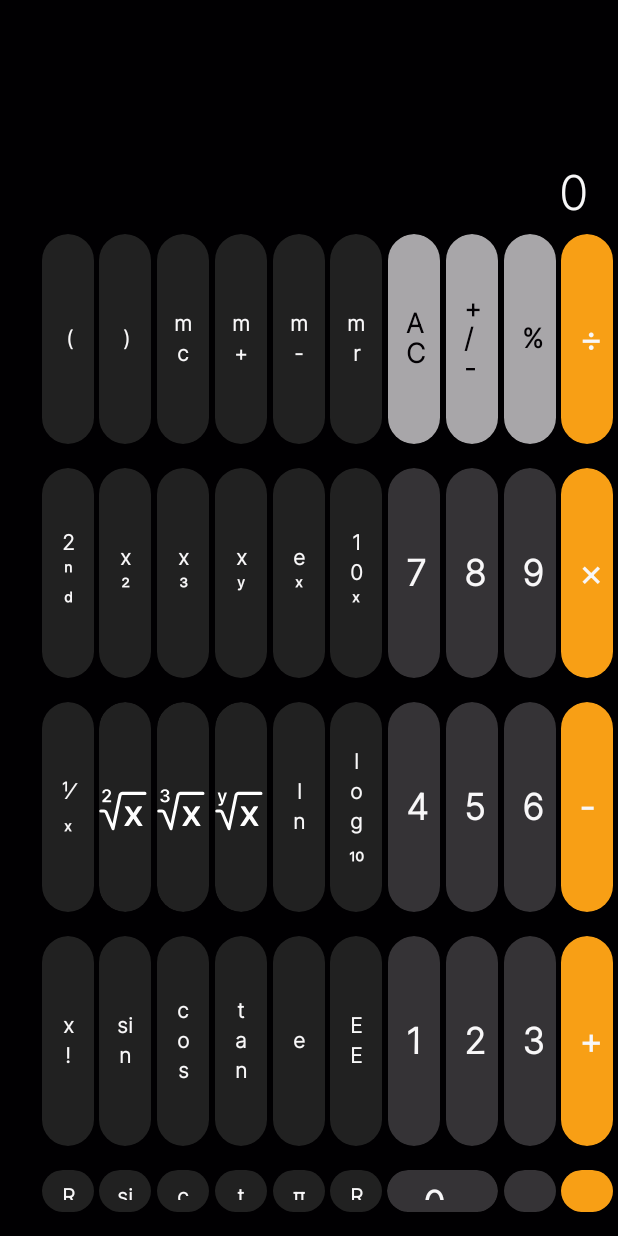
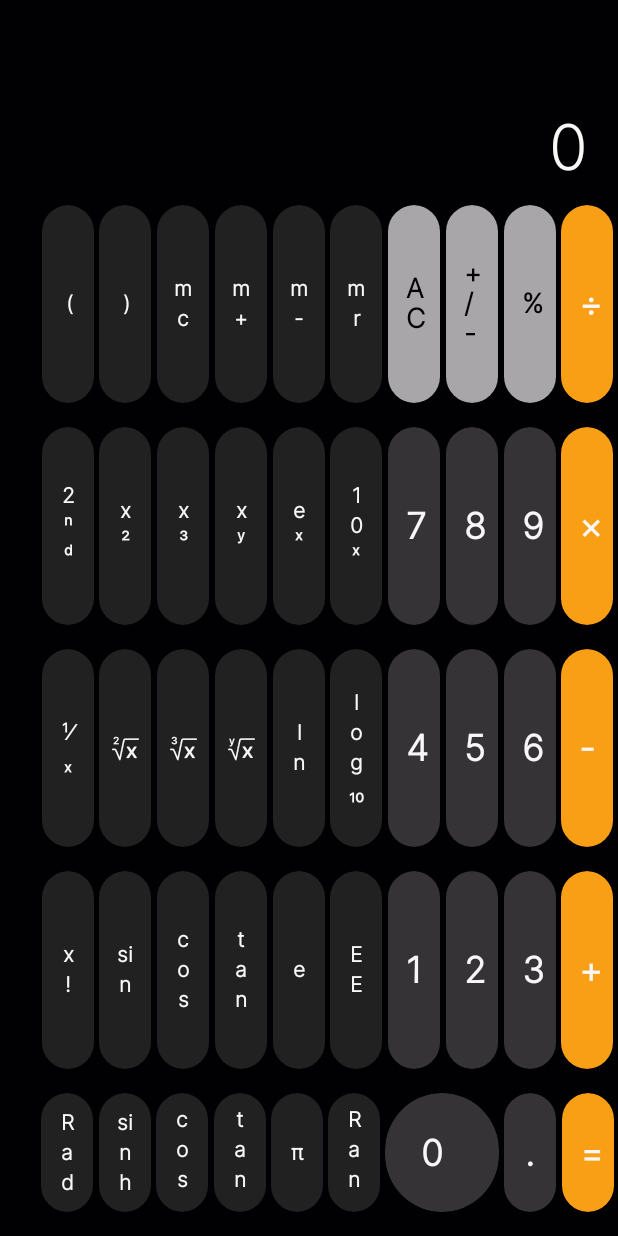
Before and after one commit to PiyushJT/ICalc, an Android app built with Jetpack Compose: the composable HorizontalScreen shown on its own in the app's theme, on a phone screen of 412 x 824 dp. Run offline under Robolectric (Android 15) with nearby library versions, the phone set to English and light mode, and no system bars; our stand-ins replace accompanist.

Commit message:
Corrected button sizes and root buttons by custom font, made reciprocal button functional and made some UI changes

```diff
--- a/app/src/main/java/com/piyushjt/icalc/ButtonGroups.kt
+++ b/app/src/main/java/com/piyushjt/icalc/ButtonGroups.kt
@@ -20,9 +20,9 @@ fun HorizontalButtons(
     screenHeight: Int,
     screenWidth: Int
 ) {
-    val buttonHeight = (0.17 * screenHeight).dp
+    val buttonHeight = (0.16 * screenHeight).dp
     val buttonWidth = (0.086 * screenWidth).dp
-    val zeroButtonWidth = (0.18 * screenWidth).dp
+    val zeroButtonWidth = ((2 * buttonWidth.value) + ((screenWidth - (10 * buttonWidth.value)) / 11)).dp
 
     Column(
         modifier = Modifier
@@ -82,9 +82,9 @@ fun HorizontalButtons(
         ){
             // Showing text in buttons as needed
             ScientificButton(event = event, text = "¹⁄ₓ", height = buttonHeight, width = buttonWidth)
-            ScientificButton(event = event, text = "sqrt", height = buttonHeight, width = buttonWidth)
-            ScientificButton(event = event, text = "cbrt", height = buttonHeight, width = buttonWidth)
-            ScientificButton(event = event, text = "ythrt", height = buttonHeight, width = buttonWidth)
+            ScientificButton(event = event, text = "!", height = buttonHeight, width = buttonWidth)
+            ScientificButton(event = event, text = "\"", height = buttonHeight, width = buttonWidth)
+            ScientificButton(event = event, text = "'", height = buttonHeight, width = buttonWidth)
             ScientificButton(event = event, text = "ln", height = buttonHeight, width = buttonWidth)
             ScientificButton(event = event, text = "log₁₀", height = buttonHeight, width = buttonWidth)
 
--- a/app/src/main/java/com/piyushjt/icalc/Buttons.kt
+++ b/app/src/main/java/com/piyushjt/icalc/Buttons.kt
@@ -7,14 +7,10 @@ import androidx.compose.foundation.layout.Row
 import androidx.compose.foundation.layout.fillMaxWidth
 import androidx.compose.foundation.layout.height
 import androidx.compose.foundation.layout.padding
-import androidx.compose.foundation.layout.size
 import androidx.compose.foundation.layout.width
 import androidx.compose.foundation.shape.RoundedCornerShape
 import androidx.compose.material3.Button
 import androidx.compose.material3.ButtonDefaults
-import androidx.compose.material3.Icon
-import androidx.compose.material3.IconButton
-import androidx.compose.material3.IconButtonDefaults
 import androidx.compose.material3.Text
 import androidx.compose.material3.TextButton
 import androidx.compose.runtime.Composable
@@ -23,7 +19,6 @@ import androidx.compose.ui.Modifier
 import androidx.compose.ui.draw.clip
 import androidx.compose.ui.graphics.Color
 import androidx.compose.ui.platform.LocalConfiguration
-import androidx.compose.ui.res.painterResource
 import androidx.compose.ui.text.font.Font
 import androidx.compose.ui.text.font.FontFamily
 import androidx.compose.ui.text.font.FontWeight
@@ -429,35 +424,14 @@ fun ScientificButton(
     height : Dp,
     width : Dp
 ) {
-    val icon = mapOf(
-        "sqrt" to R.drawable.square_root,
-        "cbrt" to R.drawable.cube_root,
-        "ythrt" to R.drawable.yth_root
-    )
+    TextButton(
 
-    if (text in icon.keys.toList()) {
+        onClick = {
+            if(text == "¹⁄ₓ") {
+                event(Event.SetReciprocal)
+            }
+        },
 
-        IconButton(
-            onClick = { },
-            modifier = Modifier
-                .background(Transparent)
-                .clip(RoundedCornerShape(50.dp))
-                .width(width)
-                .height(height),
-            colors = IconButtonDefaults.iconButtonColors(containerColor = SciBtnColor)
-        ) {
-            Icon(
-                painter = painterResource(id = icon[text]?: R.drawable.square_root),
-                contentDescription = "Root",
-                modifier = Modifier
-                    .size(height/3),
-                tint = Color.White
-            )
-        }
-
-    } else {
-        TextButton(
-            onClick = { },
         modifier = Modifier
             .background(Transparent)
             .clip(RoundedCornerShape(50.dp))
@@ -465,14 +439,18 @@ fun ScientificButton(
             .height(height),
         colors = ButtonDefaults.buttonColors(containerColor = SciBtnColor)
     ) {
+
+        val isRootButton = text in listOf("!", "\"", "'")
+
         Text(
             text = text,
             textAlign = TextAlign.Center,
             color = White,
-                fontSize = 14.sp,
-                fontFamily = FontFamily(Font(R.font.inter_light)),
-                fontWeight = FontWeight.Bold
+
+            // Changing font if it is a root button
+            fontSize = if (isRootButton) 24.sp else 14.sp,
+            fontFamily = if (isRootButton) FontFamily(Font(R.font.roots_logos_as_font)) else FontFamily(Font(R.font.inter_light)),
+            fontWeight = if (isRootButton) FontWeight.Light else FontWeight.Bold
         )
     }
 }
-}
--- a/app/src/main/java/com/piyushjt/icalc/CalcScreens.kt
+++ b/app/src/main/java/com/piyushjt/icalc/CalcScreens.kt
@@ -54,7 +54,7 @@ fun HorizontalScreen(
         TextValue(
             state = state,
             event = event,
-            height = (0.18 * screenHeight).dp,
+            height = (0.15 * screenHeight).dp,
             textSize = null
         )
 
--- a/app/src/main/java/com/piyushjt/icalc/Event.kt
+++ b/app/src/main/java/com/piyushjt/icalc/Event.kt
@@ -29,4 +29,8 @@ sealed interface Event {
 
     object ChangeSignOfValue : Event
 
+
+    // Scientific Operations
+    object SetReciprocal : Event
+
 }
--- a/app/src/main/java/com/piyushjt/icalc/MainActivity.kt
+++ b/app/src/main/java/com/piyushjt/icalc/MainActivity.kt
@@ -111,9 +111,8 @@ fun TextValue(
     // Container for text value
     Box(
         modifier = Modifier
-            .padding(
-                horizontal = 20.dp
-            )
+            .padding(horizontal = 20.dp)
+            .padding(bottom = 5.dp)
             .fillMaxWidth()
             .background(Background)
             .height(height)
@@ -164,7 +163,7 @@ fun TextValue(
 
                     withStyle(
                         style = SpanStyle(
-                            fontSize = if(textSize == null) 14.sp else 24.sp,
+                            fontSize = if(textSize == null) 20.sp else 24.sp,
                             baselineShift = BaselineShift.Superscript
                         )
                     ) {
@@ -177,7 +176,7 @@ fun TextValue(
             },
             color = White,
             fontFamily = FontFamily(Font(R.font.inter_light)),
-            fontSize = (textSize?: 32).sp
+            fontSize = (textSize?: 42).sp
         )
     }
 }
--- a/app/src/main/java/com/piyushjt/icalc/ViewModel.kt
+++ b/app/src/main/java/com/piyushjt/icalc/ViewModel.kt
@@ -356,6 +356,17 @@ class ViewModel : ViewModel() {
                 Log.d("Change sign", state.value.value)
             }
 
+            Event.SetReciprocal -> {
+
+                event(Event.SetDotPressed(false))
+
+                val reciprocal = (1 / state.value.value.toDouble()).toString()
+
+                event(Event.SetValue(reciprocal))
+
+                Log.d("Set reciprocal", state.value.value)
+            }
+
         }
 
     }
--- a/app/src/main/res/drawable/cube_root.xml
+++ /dev/null
@@ -1,19 +0,0 @@
-<vector xmlns:android="http://schemas.android.com/apk/res/android"
-    android:width="120dp"
-    android:height="103dp"
-    android:viewportWidth="120"
-    android:viewportHeight="103">
-  <path
-      android:pathData="M59.19,93C57.19,93 56.79,92.1 58,90.31L71.84,69.88L59.13,50.88C57.92,49.08 58.31,48.19 60.31,48.19H66.63C67.73,48.19 68.67,48.8 69.44,50.03L77.97,63.53L86.5,50.03C87.27,48.8 88.21,48.19 89.31,48.19H95.63C97.63,48.19 98.02,49.08 96.81,50.88L84.06,69.88L97.94,90.31C99.15,92.1 98.75,93 96.75,93H90.34C89.26,93 88.32,92.39 87.53,91.16L77.97,76.22L68.41,91.16C67.61,92.39 66.68,93 65.59,93H59.19Z"
-      android:fillColor="#ffffff"/>
-  <path
-      android:pathData="M4,59H11.28C12.4,59.01 13.5,59.32 14.42,59.9C15.35,60.48 16.05,61.3 16.44,62.25L31.78,99L47.61,23.1C47.85,21.94 48.54,20.88 49.55,20.13C50.57,19.38 51.85,18.98 53.17,19H104"
-      android:strokeLineJoin="round"
-      android:strokeWidth="7"
-      android:fillColor="#00000000"
-      android:strokeColor="#ffffff"
-      android:strokeLineCap="round"/>
-  <path
-      android:pathData="M18.03,39.4C15.98,39.4 14.16,39.05 12.57,38.35C10.99,37.65 9.74,36.67 8.82,35.42C7.9,34.17 7.41,32.73 7.36,31.09H12.7C12.75,31.87 13.01,32.56 13.48,33.15C13.95,33.73 14.58,34.18 15.37,34.5C16.16,34.82 17.04,34.98 18.01,34.98C19.05,34.98 19.98,34.8 20.78,34.44C21.59,34.07 22.22,33.56 22.67,32.91C23.13,32.25 23.35,31.5 23.34,30.65C23.35,29.77 23.12,28.99 22.66,28.32C22.19,27.65 21.52,27.12 20.64,26.74C19.77,26.36 18.72,26.17 17.49,26.17H14.91V22.11H17.49C18.5,22.11 19.38,21.94 20.14,21.59C20.91,21.23 21.51,20.74 21.95,20.11C22.38,19.46 22.59,18.72 22.59,17.88C22.59,17.05 22.41,16.34 22.03,15.73C21.66,15.12 21.14,14.64 20.45,14.3C19.78,13.96 18.99,13.79 18.08,13.79C17.19,13.79 16.37,13.95 15.61,14.27C14.85,14.59 14.24,15.05 13.78,15.65C13.31,16.23 13.07,16.94 13.04,17.75H7.97C8.01,16.12 8.48,14.69 9.38,13.46C10.28,12.22 11.5,11.25 13.01,10.56C14.53,9.86 16.23,9.51 18.11,9.51C20.05,9.51 21.74,9.88 23.17,10.61C24.61,11.32 25.72,12.3 26.51,13.52C27.29,14.74 27.68,16.09 27.68,17.57C27.69,19.2 27.21,20.58 26.24,21.68C25.27,22.79 24,23.52 22.43,23.86V24.09C24.47,24.37 26.04,25.13 27.13,26.36C28.23,27.58 28.77,29.1 28.76,30.92C28.76,32.55 28.3,34 27.37,35.29C26.45,36.57 25.18,37.57 23.57,38.3C21.96,39.03 20.11,39.4 18.03,39.4Z"
-      android:fillColor="#ffffff"/>
-</vector>
--- a/app/src/main/res/drawable/square_root.xml
+++ /dev/null
@@ -1,19 +0,0 @@
-<vector xmlns:android="http://schemas.android.com/apk/res/android"
-    android:width="120dp"
-    android:height="103dp"
-    android:viewportWidth="120"
-    android:viewportHeight="103">
-  <path
-      android:pathData="M59.19,93C57.19,93 56.79,92.1 58,90.31L71.84,69.88L59.13,50.88C57.92,49.08 58.31,48.19 60.31,48.19H66.63C67.73,48.19 68.67,48.8 69.44,50.03L77.97,63.53L86.5,50.03C87.27,48.8 88.21,48.19 89.31,48.19H95.63C97.63,48.19 98.02,49.08 96.81,50.88L84.06,69.88L97.94,90.31C99.15,92.1 98.75,93 96.75,93H90.34C89.26,93 88.32,92.39 87.53,91.16L77.97,76.22L68.41,91.16C67.61,92.39 66.68,93 65.59,93H59.19Z"
-      android:fillColor="#ffffff"/>
-  <path
-      android:pathData="M4,59H11.28C12.4,59.01 13.5,59.32 14.42,59.9C15.35,60.48 16.05,61.3 16.44,62.25L31.78,99L47.61,23.1C47.85,21.94 48.54,20.88 49.55,20.13C50.57,19.38 51.85,18.98 53.17,19H104"
-      android:strokeLineJoin="round"
-      android:strokeWidth="7"
-      android:fillColor="#00000000"
-      android:strokeColor="#ffffff"
-      android:strokeLineCap="round"/>
-  <path
-      android:pathData="M7.59,39V35.19L17.68,25.29C18.65,24.32 19.46,23.45 20.1,22.69C20.74,21.94 21.23,21.2 21.55,20.49C21.87,19.78 22.03,19.02 22.03,18.22C22.03,17.3 21.82,16.51 21.41,15.86C20.99,15.2 20.42,14.69 19.69,14.33C18.96,13.97 18.13,13.79 17.2,13.79C16.25,13.79 15.41,13.99 14.69,14.38C13.97,14.77 13.41,15.33 13.01,16.05C12.62,16.77 12.43,17.62 12.43,18.62H7.41C7.41,16.77 7.84,15.16 8.68,13.8C9.52,12.44 10.68,11.38 12.16,10.63C13.65,9.89 15.35,9.51 17.27,9.51C19.22,9.51 20.94,9.88 22.41,10.61C23.89,11.33 25.04,12.33 25.85,13.6C26.68,14.87 27.09,16.32 27.09,17.95C27.09,19.04 26.88,20.11 26.46,21.16C26.05,22.21 25.31,23.38 24.26,24.65C23.22,25.93 21.76,27.48 19.87,29.3L14.86,34.4V34.6H27.53V39H7.59Z"
-      android:fillColor="#ffffff"/>
-</vector>
--- a/app/src/main/res/drawable/yth_root.xml
+++ /dev/null
@@ -1,19 +0,0 @@
-<vector xmlns:android="http://schemas.android.com/apk/res/android"
-    android:width="120dp"
-    android:height="103dp"
-    android:viewportWidth="120"
-    android:viewportHeight="103">
-  <path
-      android:pathData="M59.19,93C57.19,93 56.79,92.1 58,90.31L71.84,69.88L59.13,50.88C57.92,49.08 58.31,48.19 60.31,48.19H66.63C67.73,48.19 68.67,48.8 69.44,50.03L77.97,63.53L86.5,50.03C87.27,48.8 88.21,48.19 89.31,48.19H95.63C97.63,48.19 98.02,49.08 96.81,50.88L84.06,69.88L97.94,90.31C99.15,92.1 98.75,93 96.75,93H90.34C89.26,93 88.32,92.39 87.53,91.16L77.97,76.22L68.41,91.16C67.61,92.39 66.68,93 65.59,93H59.19Z"
-      android:fillColor="#ffffff"/>
-  <path
-      android:pathData="M4,59H11.28C12.4,59.01 13.5,59.32 14.42,59.9C15.35,60.48 16.05,61.3 16.44,62.25L31.78,99L47.61,23.1C47.85,21.94 48.54,20.88 49.55,20.13C50.57,19.38 51.85,18.98 53.17,19H104"
-      android:strokeLineJoin="round"
-      android:strokeWidth="7"
-      android:fillColor="#00000000"
-      android:strokeColor="#ffffff"
-      android:strokeLineCap="round"/>
-  <path
-      android:pathData="M10.84,47.18C10.14,47.18 9.49,47.13 8.89,47.01C8.3,46.91 7.84,46.78 7.49,46.64L8.68,42.64C9.43,42.85 10.09,42.96 10.68,42.95C11.27,42.94 11.78,42.75 12.23,42.39C12.68,42.04 13.07,41.46 13.38,40.63L13.82,39.45L5.91,17.18H11.36L16.39,33.66H16.62L21.66,17.18H27.13L18.39,41.64C17.99,42.8 17.45,43.79 16.78,44.61C16.1,45.44 15.28,46.08 14.3,46.51C13.34,46.96 12.18,47.18 10.84,47.18Z"
-      android:fillColor="#ffffff"/>
-</vector>
```
Also changed, not shown: app/src/main/res/font/roots_logos_as_font.ttf (added), 2 other files. Lines whose indentation alone changed are shown as unchanged.
